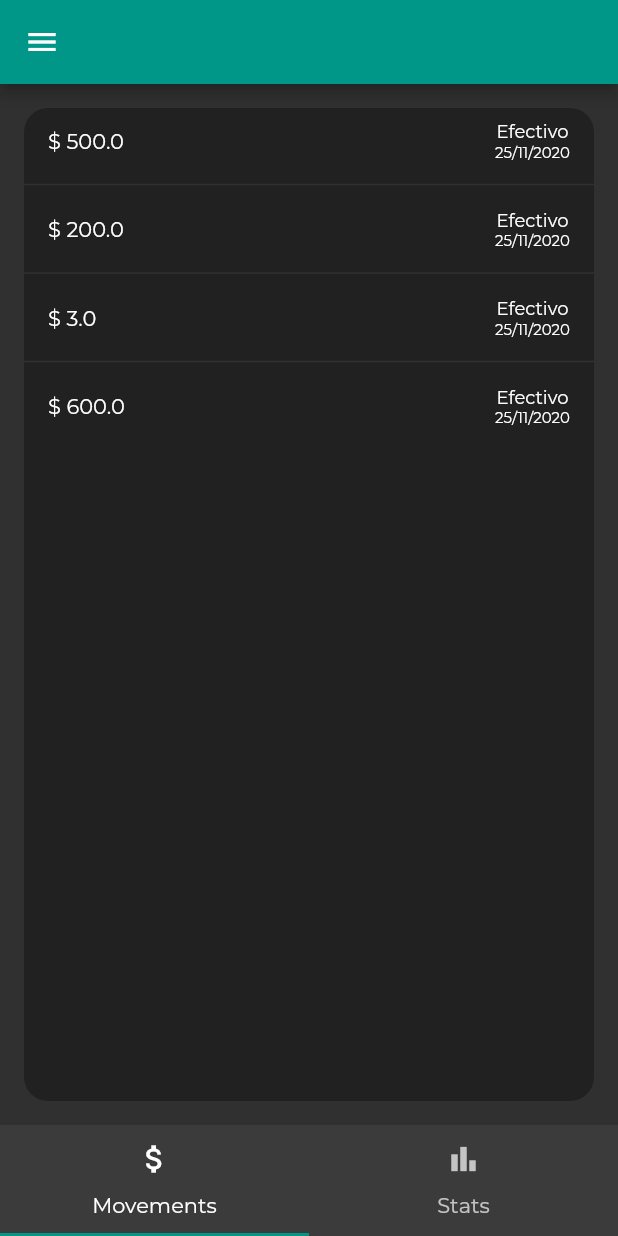
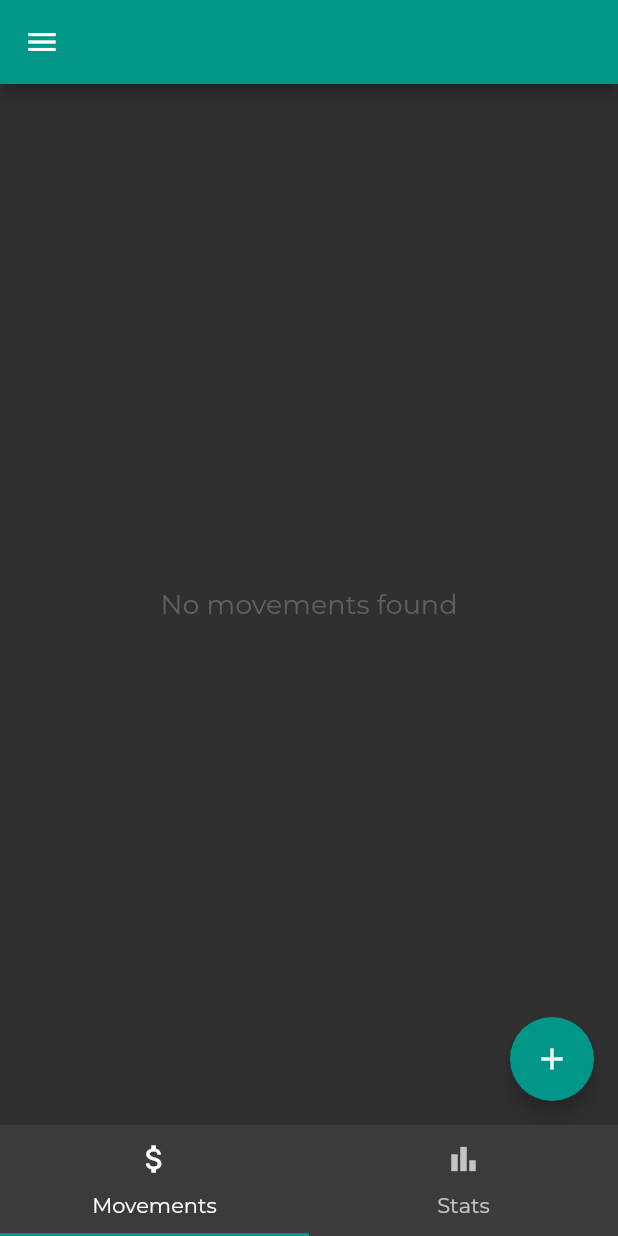
Before and after one commit to hectoraguirre18/my_money, a Flutter app: the screen it shows after launch, after a tap on "Continuar sin cuenta", on a phone screen of 412 x 824 dp. Run offline on Flutter 3.47's test engine with Material 2 defaults, Android fonts, the phone set to English and light mode, and no system bars; our stand-ins replace sembast; accounts and stored records are empty.

Commit message:
can add movements

```diff
--- a/lib/controllers/movements_controller.dart
+++ b/lib/controllers/movements_controller.dart
@@ -1,32 +1,31 @@
-import 'dart:io';
-
 import 'package:mymoney/models/movement.dart';
+import 'package:mymoney/services/database_service.dart';
 
 class MovementsController {
+
+  static const _recordName = 'movements';
+
+  MovementsController._();
+  static MovementsController _instance;
+
+  static MovementsController getInstance() {
+    if(_instance == null) {
+      _instance = MovementsController._();
+    }
+    return _instance;
+  }
+
   Future<List<Movement>> getMovements() async {
-    final movements = <Movement>[
-      Movement(
-        quantity: 500.0,
-        accountID: 'Efectivo',
-        date: DateTime.now()
-      ),
-      Movement(
-        quantity: 200.0,
-        accountID: 'Efectivo',
-        date: DateTime.now()
-      ),
-      Movement(
-        quantity: 3.0,
-        accountID: 'Efectivo',
-        date: DateTime.now()
-      ),
-      Movement(
-        quantity: 600.0,
-        accountID: 'Efectivo',
-        date: DateTime.now()
-      ),
-    ];
+    final db = await LocalDatabaseService.getInstance();
+    final result = await db.get(_recordName) as List;
 
-    return movements;
+    print('result: $result');
+
+    return result?.map((m) => Movement.fromMap(m))?.toList() ?? [];
+  }
+
+  Future<dynamic> saveMovement(Movement movement) async {
+    final db = await LocalDatabaseService.getInstance();
+    await db.append(_recordName, movement.toMap());
   }
 }
--- a/lib/custom/textfield.dart
+++ b/lib/custom/textfield.dart
@@ -13,6 +13,7 @@ class CustomTextField extends StatefulWidget {
   final bool isPassword;
   final bool clearable;
   final bool visibilityToggleable;
+  final TextInputType textInputType;
 
   final String initialValue;
 
@@ -29,6 +30,7 @@ class CustomTextField extends StatefulWidget {
     this.clearable = false,
     this.visibilityToggleable = false,
     this.initialValue,
+    this.textInputType
   }): assert(clearable == false || visibilityToggleable == false);
 
   @override
@@ -61,6 +63,7 @@ class _TextFieldState extends State<CustomTextField>{
           color: Colors.white,
           fontSize: 16
         ),
+        keyboardType: widget.textInputType,
         cursorColor: Colors.teal,
         textAlignVertical: TextAlignVertical.center,
         onChanged: (_) {
--- a/lib/models/account.dart
+++ b/lib/models/account.dart
@@ -1,13 +1,18 @@
+import 'package:uuid/uuid.dart';
+
 class Account {
+  String id;
   String name;
 
-  Account({this.name});
+  Account({this.name}) : id = Uuid().v1();
 
   Map toMap() => {
+    'id': id,
     'name': name
   };
 
   Account.fromMap(Map map) {
+    id = map['id'];
     name = map['name'];
   }
 }
--- a/lib/models/movement.dart
+++ b/lib/models/movement.dart
@@ -1,19 +1,22 @@
 class Movement {
   double quantity;
   String accountID;
+  String accountName;
   DateTime date;
 
-  Movement({this.quantity, this.accountID, this.date});
+  Movement({this.quantity, this.accountID, this.accountName}) : date = DateTime.now();
 
   Map toMap() => {
     'quantity': quantity,
     'accountID': accountID,
     'date': date.toIso8601String(),
+    'accountName': accountName,
   };
 
   Movement.fromMap(Map map) {
     quantity = map['quantity'];
     accountID = map['accountID'];
     date = DateTime.tryParse(map['date']);
+    accountName = map['accountName'];
   }
 }
--- a/lib/screens/movements_page.dart
+++ b/lib/screens/movements_page.dart
@@ -1,6 +1,11 @@
 import 'package:flutter/material.dart';
+import 'package:mymoney/controllers/accounts_controller.dart';
 import 'package:mymoney/controllers/movements_controller.dart';
+import 'package:mymoney/custom/movement_dialog.dart';
+import 'package:mymoney/custom/textfield.dart';
+import 'package:mymoney/models/account.dart';
 import 'package:mymoney/models/movement.dart';
+import 'package:mymoney/screens/accounts_screen.dart';
 
 class MovementsPage extends StatefulWidget {
   @override
@@ -8,6 +13,8 @@ class MovementsPage extends StatefulWidget {
 }
 
 class MovementsPageState extends State<MovementsPage> with AutomaticKeepAliveClientMixin {
+
+  final _scaffoldKey = GlobalKey<ScaffoldState>();
 
   List<Movement> movements = [];
 
@@ -18,14 +25,17 @@ class MovementsPageState extends State<MovementsPage> with AutomaticKeepAliveCli
   }
 
   void loadMovements() async {
-    final _movements = await MovementsController().getMovements();
+    final _movements = await MovementsController.getInstance().getMovements();
     setState(() => movements = _movements);
   }
 
   @override
   Widget build(BuildContext context) {
     super.build(context);
-    return Container(
+    return Scaffold(
+      key: _scaffoldKey,
+      body: movements.isNotEmpty
+        ? Container(
           decoration: BoxDecoration(
             borderRadius: BorderRadius.circular(16),
             color: Colors.grey[900],
@@ -43,6 +53,46 @@ class MovementsPageState extends State<MovementsPage> with AutomaticKeepAliveCli
               ),
             ),
           ),
+        )
+      : Center(
+          child: Text(
+            'No movements found',
+            style: TextStyle(
+              color: Colors.grey[700],
+              fontSize: 18
+            ),
+          ),
+        ),
+      floatingActionButton: FloatingActionButton(
+        onPressed: () async {
+          final accounts = await AccountsController.getInstance().getAccounts();
+          if(accounts.isNotEmpty) {
+            await showDialog(
+              context: context,
+              builder: (context) => addMovementDialog(
+                context,
+                accounts,
+                loadMovements
+              )
+            );
+          } else {
+            _scaffoldKey.currentState.showSnackBar(SnackBar(
+              content: Text('No money accounts found'),
+              action: SnackBarAction(
+                label: 'Go to Accounts',
+                onPressed: (){
+                  Navigator.push(context, MaterialPageRoute(
+                    builder: (context) => AccountsScreen()
+                  ));
+                },
+              ),
+              backgroundColor: Colors.grey[850],
+              elevation: 0,
+            ));
+          }
+        },
+        child: Icon(Icons.add),
+      ),
     );
   }
 
@@ -51,7 +101,7 @@ class MovementsPageState extends State<MovementsPage> with AutomaticKeepAliveCli
     final month = movements.elementAt(index).date.month;
     final year = movements.elementAt(index).date.year;
     return Padding(
-      padding: const EdgeInsets.symmetric(vertical: 8.0, horizontal: 16),
+      padding: const EdgeInsets.symmetric(vertical: 12.0, horizontal: 16),
       child: Row(
         mainAxisAlignment: MainAxisAlignment.spaceBetween,
         children: [
@@ -60,9 +110,10 @@ class MovementsPageState extends State<MovementsPage> with AutomaticKeepAliveCli
             style: TextStyle(color: Colors.white),
           ),
           Column(
+            crossAxisAlignment: CrossAxisAlignment.end,
             children: [
               Text(
-                movements.elementAt(index).accountID,
+                movements.elementAt(index).accountName,
                 style: TextStyle(
                   color: Colors.white,
                   fontSize: 12
@@ -82,6 +133,8 @@ class MovementsPageState extends State<MovementsPage> with AutomaticKeepAliveCli
     );
   }
 
+
+
   @override
   bool get wantKeepAlive => true;
 }
--- a/pubspec.yaml
+++ b/pubspec.yaml
@@ -16,6 +16,7 @@ dependencies:
   auto_size_text: ^2.1.0
   sembast: ^2.4.8
   path_provider: ^1.6.24
+  uuid: ^2.2.2
 
 dev_dependencies:
   flutter_test:
```
Also changed, not shown: lib/custom/movement_dialog.dart (added, +180 -0 lines), lib/drawers/home_drawer.dart (+4 -7 lines), lib/screens/accounts_screen.dart (+9 -6 lines), pubspec.lock. Lines whose indentation alone changed are shown as unchanged.
